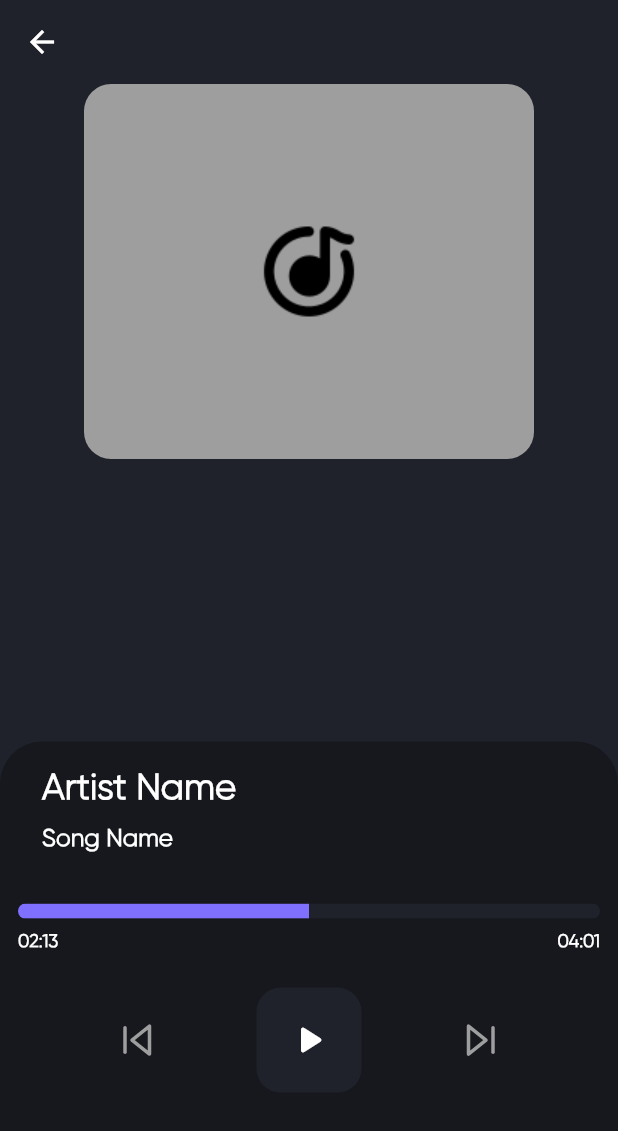
After one commit to abbasihamed/music_player, a Flutter app: the MusicDetail screen opened directly, on a phone screen of 412 x 824 dp. The commit adds this screen. Shown: the top 1131 px of the screen. Run offline on Flutter 3.47's test engine with Material 2 defaults, Android fonts, the phone set to English and light mode, and no system bars; our stand-ins replace flutter_feather_icons, flutter_hooks, glassmorphism_ui.

Commit message:
add detail screen

```diff
--- a/lib/main.dart
+++ b/lib/main.dart
@@ -1,4 +1,5 @@
 import 'package:flutter/material.dart';
+import 'package:music_player/config/theme/app_colors.dart';
 import 'package:music_player/views/home.dart';
 
 void main(List<String> args) {
@@ -14,6 +15,10 @@ class MusicApp extends StatelessWidget {
       debugShowCheckedModeBanner: false,
       title: 'Music',
       theme: ThemeData(
+        appBarTheme: const AppBarTheme(
+          backgroundColor: AppColors.background,
+          elevation: 0,
+        ),
         bottomSheetTheme: const BottomSheetThemeData(
           backgroundColor: Colors.transparent,
         ),
--- a/lib/views/components/music_buttom_sheet.dart
+++ b/lib/views/components/music_buttom_sheet.dart
@@ -14,10 +14,7 @@ class MusicButtomSheet extends StatelessWidget {
 
   @override
   Widget build(BuildContext context) {
-    return InkWell(
-      overlayColor: MaterialStateProperty.all(Colors.transparent),
-      onTap: () {},
-      child: AnimatedContainer(
+    return AnimatedContainer(
       duration: const Duration(seconds: 2),
       height: isPlay ? 60 : 0,
       child: GlassContainer(
@@ -107,7 +104,6 @@ class MusicButtomSheet extends StatelessWidget {
           ],
         ),
       ),
-      ),
     );
   }
 }
--- a/lib/views/home.dart
+++ b/lib/views/home.dart
@@ -5,6 +5,7 @@ import 'package:music_player/config/theme/app_colors.dart';
 import 'package:music_player/views/components/custom_chip.dart';
 import 'package:music_player/views/components/glasses_button.dart';
 import 'package:music_player/views/components/music_buttom_sheet.dart';
+import 'package:music_player/views/music_details.dart';
 
 class HomeScreens extends HookWidget {
   const HomeScreens({super.key});
@@ -121,9 +122,20 @@ class HomeScreens extends HookWidget {
         ],
       ),
       bottomSheet: isPlay.value
-          ? MusicButtomSheet(
-              isPlay: isPlay.value,
-              closeBtn: () => isPlay.value = false,
+          ? InkWell(
+              overlayColor: MaterialStateProperty.all(Colors.transparent),
+              onTap: () {
+                Navigator.push(
+                  context,
+                  MaterialPageRoute(
+                    builder: (context) => const MusicDetail(),
+                  ),
+                );
+              },
+              child: MusicButtomSheet(
+                isPlay: isPlay.value,
+                closeBtn: () => isPlay.value = false,
+              ),
             )
           : null,
       floatingActionButton: !isPlay.value
--- /dev/null
+++ b/lib/views/music_details.dart
@@ -0,0 +1,136 @@
+import 'package:flutter/material.dart';
+import 'package:flutter_feather_icons/flutter_feather_icons.dart';
+import 'package:music_player/config/theme/app_colors.dart';
+import 'package:music_player/views/components/music_button.dart';
+
+class MusicDetail extends StatelessWidget {
+  const MusicDetail({super.key});
+
+  @override
+  Widget build(BuildContext context) {
+    final sz = MediaQuery.of(context).size;
+    return Scaffold(
+      backgroundColor: AppColors.background,
+      appBar: AppBar(),
+      body: Column(
+        children: [
+          Center(
+            child: Container(
+              height: 250,
+              width: 300,
+              decoration: BoxDecoration(
+                color: Colors.grey,
+                borderRadius: BorderRadius.circular(18),
+              ),
+              child: Image.asset('assets/images/song-place.png'),
+            ),
+          ),
+        ],
+      ),
+      bottomSheet: Container(
+        height: sz.height * 0.4,
+        width: double.infinity,
+        padding: const EdgeInsets.symmetric(horizontal: 12, vertical: 12),
+        decoration: BoxDecoration(
+          color: Colors.black87.withOpacity(.3),
+          borderRadius: const BorderRadius.only(
+            topLeft: Radius.circular(28),
+            topRight: Radius.circular(28),
+          ),
+        ),
+        child: Column(
+          children: [
+            const ListTile(
+              title: Text(
+                'Artist Name',
+                style: TextStyle(
+                  fontFamily: 'Gilroy',
+                  color: Colors.white,
+                  fontWeight: FontWeight.w900,
+                  fontSize: 24,
+                ),
+              ),
+              subtitle: Text(
+                'Song Name',
+                style: TextStyle(
+                  fontFamily: 'Gilroy',
+                  color: Colors.white,
+                  fontWeight: FontWeight.w600,
+                  fontSize: 16,
+                  height: 2,
+                ),
+              ),
+            ),
+            const SizedBox(height: 24),
+            ClipRRect(
+              borderRadius: BorderRadius.circular(24),
+              child: const LinearProgressIndicator(
+                value: .5,
+                backgroundColor: AppColors.background,
+                color: Color(0xFF8070FF),
+                minHeight: 10,
+              ),
+            ),
+            const SizedBox(height: 8),
+            Row(
+              mainAxisAlignment: MainAxisAlignment.spaceBetween,
+              children: const [
+                Text(
+                  '02:13',
+                  style: TextStyle(
+                    fontFamily: 'Gilroy',
+                    color: Colors.white,
+                    fontWeight: FontWeight.w600,
+                    fontSize: 12,
+                  ),
+                ),
+                Text(
+                  '04:01',
+                  style: TextStyle(
+                    fontFamily: 'Gilroy',
+                    color: Colors.white,
+                    fontWeight: FontWeight.w600,
+                    fontSize: 12,
+                  ),
+                ),
+              ],
+            ),
+            const SizedBox(height: 24),
+            Row(
+              mainAxisAlignment: MainAxisAlignment.spaceEvenly,
+              crossAxisAlignment: CrossAxisAlignment.center,
+              children: [
+                MusicButton(
+                  icons: FeatherIcons.skipBack,
+                  size: 28,
+                  onPressed: () {},
+                ),
+                Container(
+                  height: 70,
+                  width: 70,
+                  decoration: BoxDecoration(
+                    color: AppColors.background,
+                    borderRadius: BorderRadius.circular(16),
+                  ),
+                  child: Center(
+                    child: MusicButton(
+                      icons: Icons.play_arrow_rounded,
+                      onPressed: () {},
+                      size: 32,
+                      colors: Colors.white,
+                    ),
+                  ),
+                ),
+                MusicButton(
+                  icons: FeatherIcons.skipForward,
+                  size: 28,
+                  onPressed: () {},
+                ),
+              ],
+            ),
+          ],
+        ),
+      ),
+    );
+  }
+}
```
Lines whose indentation alone changed are shown as unchanged.
